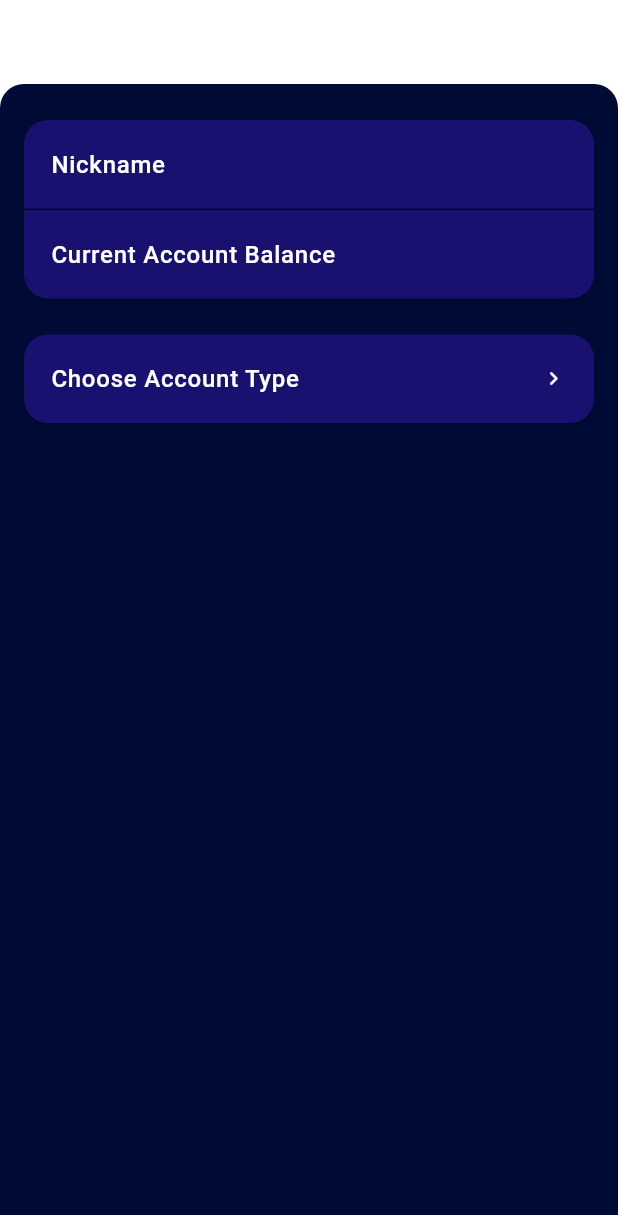
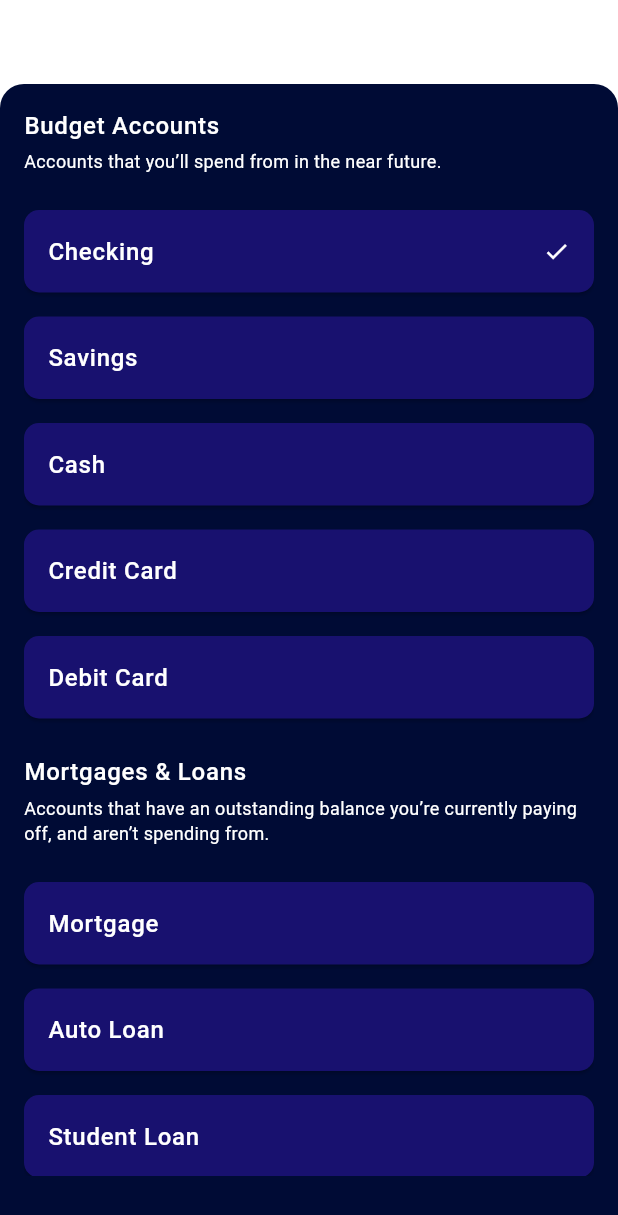
Before and after one commit to AbdElrahmanaymen/Budgetly, a Flutter app: the NewAccountScreen screen opened by its route, after a tap on "Choose Account Type", on a phone screen of 412 x 824 dp. Shown: the top 1215 px of the screen. Run offline on Flutter 3.47's test engine with Material 3 defaults, Android fonts, the light colour scheme and no system bars; our stand-ins replace carousel_slider, dropdown_button2, flutter_bloc, flutter_svg, freezed_annotation, get_it and 1 more; project files that could hold a hidden picture were left out.

Commit message:
Implemented New Account (Choose Account Type) Screen

```diff
--- /dev/null
+++ b/lib/presentation/accounts/choose_account_type_screen.dart
@@ -0,0 +1,194 @@
+import 'package:budgetly/infrastructure/style/colors.dart';
+import 'package:budgetly/presentation/widgets/buttons.dart';
+import 'package:flutter/material.dart';
+
+class ChooseAccountTypeScreen extends StatelessWidget {
+  const ChooseAccountTypeScreen({super.key});
+
+  @override
+  Widget build(BuildContext context) {
+    return Scaffold(
+      appBar: AppBar(
+        centerTitle: false,
+        title: Text(
+          'Account Type',
+          style: Theme.of(context).textTheme.titleLarge!.copyWith(fontSize: 24),
+        ),
+        iconTheme: const IconThemeData(
+          color: Colors.white,
+        ),
+        backgroundColor: Colors.transparent,
+      ),
+      body: Container(
+        height: double.infinity,
+        width: double.infinity,
+        decoration: BoxDecoration(
+          color: darkBlueColor,
+          borderRadius: const BorderRadius.only(
+            topLeft: Radius.circular(16),
+            topRight: Radius.circular(16),
+          ),
+        ),
+        child: Padding(
+          padding: const EdgeInsets.fromLTRB(16, 16, 16, 40),
+          child: SingleChildScrollView(
+            // Wrap the Column with SingleChildScrollView
+            child: Column(
+              crossAxisAlignment: CrossAxisAlignment.stretch,
+              children: [
+                buildButtonGroup(
+                  context,
+                  'Budget Accounts',
+                  'Accounts that you’ll spend from in the near future.',
+                  [
+                    BudgetlyButtons.settingsButton(
+                      label: 'Checking',
+                      labelStyle: Theme.of(context).textTheme.labelSmall,
+                      icon: Icons.check,
+                      backgroundColor: semiBlueColor,
+                      onPressed: () {},
+                      context: context,
+                    ),
+                    const SizedBox(height: 16),
+                    BudgetlyButtons.settingsButton(
+                      label: 'Savings',
+                      labelStyle: Theme.of(context).textTheme.labelSmall,
+                      backgroundColor: semiBlueColor,
+                      onPressed: () {},
+                      context: context,
+                    ),
+                    const SizedBox(height: 16),
+                    BudgetlyButtons.settingsButton(
+                      label: 'Cash',
+                      labelStyle: Theme.of(context).textTheme.labelSmall,
+                      backgroundColor: semiBlueColor,
+                      onPressed: () {},
+                      context: context,
+                    ),
+                    const SizedBox(height: 16),
+                    BudgetlyButtons.settingsButton(
+                      label: 'Credit Card',
+                      labelStyle: Theme.of(context).textTheme.labelSmall,
+                      backgroundColor: semiBlueColor,
+                      onPressed: () {},
+                      context: context,
+                    ),
+                    const SizedBox(height: 16),
+                    BudgetlyButtons.settingsButton(
+                      label: 'Debit Card',
+                      labelStyle: Theme.of(context).textTheme.labelSmall,
+                      backgroundColor: semiBlueColor,
+                      onPressed: () {},
+                      context: context,
+                    ),
+                  ],
+                ),
+                const SizedBox(height: 24),
+                buildButtonGroup(
+                  context,
+                  'Mortgages & Loans',
+                  'Accounts that have an outstanding balance you’re currently paying off, and aren’t spending from.',
+                  [
+                    BudgetlyButtons.settingsButton(
+                      label: 'Mortgage',
+                      labelStyle: Theme.of(context).textTheme.labelSmall,
+                      backgroundColor: semiBlueColor,
+                      onPressed: () {},
+                      context: context,
+                    ),
+                    const SizedBox(height: 16),
+                    BudgetlyButtons.settingsButton(
+                      label: 'Auto Loan',
+                      labelStyle: Theme.of(context).textTheme.labelSmall,
+                      backgroundColor: semiBlueColor,
+                      onPressed: () {},
+                      context: context,
+                    ),
+                    const SizedBox(height: 16),
+                    BudgetlyButtons.settingsButton(
+                      label: 'Student Loan',
+                      labelStyle: Theme.of(context).textTheme.labelSmall,
+                      backgroundColor: semiBlueColor,
+                      onPressed: () {},
+                      context: context,
+                    ),
+                    const SizedBox(height: 16),
+                    BudgetlyButtons.settingsButton(
+                      label: 'Personal Loan',
+                      labelStyle: Theme.of(context).textTheme.labelSmall,
+                      backgroundColor: semiBlueColor,
+                      onPressed: () {},
+                      context: context,
+                    ),
+                    const SizedBox(height: 16),
+                    BudgetlyButtons.settingsButton(
+                      label: 'Medical Debit',
+                      labelStyle: Theme.of(context).textTheme.labelSmall,
+                      backgroundColor: semiBlueColor,
+                      onPressed: () {},
+                      context: context,
+                    ),
+                    const SizedBox(height: 16),
+                    BudgetlyButtons.settingsButton(
+                      label: 'Other Debit',
+                      labelStyle: Theme.of(context).textTheme.labelSmall,
+                      backgroundColor: semiBlueColor,
+                      onPressed: () {},
+                      context: context,
+                    ),
+                  ],
+                ),
+                const SizedBox(height: 24),
+                buildButtonGroup(
+                  context,
+                  'Tracking Accounts',
+                  'Accounts that hold money you don’t plan to spend soon, such as investments or loans.',
+                  [
+                    BudgetlyButtons.settingsButton(
+                      label: 'Assests',
+                      labelStyle: Theme.of(context).textTheme.labelSmall,
+                      backgroundColor: semiBlueColor,
+                      onPressed: () {},
+                      context: context,
+                    ),
+                    const SizedBox(height: 16),
+                    BudgetlyButtons.settingsButton(
+                      label: 'Liability',
+                      labelStyle: Theme.of(context).textTheme.labelSmall,
+                      backgroundColor: semiBlueColor,
+                      onPressed: () {},
+                      context: context,
+                    ),
+                  ],
+                ),
+              ],
+            ),
+          ),
+        ),
+      ),
+    );
+  }
+
+  Widget buildButtonGroup(BuildContext context, String title,
+      String description, List<Widget> buttons) {
+    return Column(
+      crossAxisAlignment: CrossAxisAlignment.stretch,
+      children: [
+        Text(
+          title,
+          style: Theme.of(context).textTheme.labelSmall!.copyWith(fontWeight: FontWeight.w500),
+        ),
+        SizedBox(height: 4),
+        Text(
+          description,
+          style: TextStyle(
+            color: Colors.white,
+            fontSize: 12,
+          ),
+        ),
+        SizedBox(height: 24),
+        ...buttons,
+      ],
+    );
+  }
+}
--- a/lib/presentation/accounts/new_account_screen.dart
+++ b/lib/presentation/accounts/new_account_screen.dart
@@ -60,7 +60,9 @@ class NewAccountScreen extends StatelessWidget {
                   labelStyle: Theme.of(context).textTheme.labelSmall,
                   backgroundColor: semiBlueColor,
                   icon: Icons.keyboard_arrow_right_rounded,
-                  onPressed: () {},
+                  onPressed: () {
+                    Navigator.pushNamed(context, '/ChooseAccountTypeScreen');
+                  },
                   context: context,
                 ),
                 const SizedBox(height: 16),
--- a/lib/presentation/core/app_widget.dart
+++ b/lib/presentation/core/app_widget.dart
@@ -1,4 +1,5 @@
 import 'package:budgetly/infrastructure/style/theme.dart';
+import 'package:budgetly/presentation/accounts/choose_account_type_screen.dart';
 import 'package:budgetly/presentation/accounts/new_account_screen.dart';
 import 'package:budgetly/presentation/core/app_screen.dart';
 import 'package:budgetly/presentation/core/complete_profile_screen.dart';
@@ -24,6 +25,7 @@ Map<String, WidgetBuilder> routes = {
   '/ChangePasswordScreen': (context) => const ChangePasswordScreen(),
   '/NotificationScreen': (context) => const NotificationScreen(),
   '/NewAccountScreen': (context) => const NewAccountScreen(),
+  '/ChooseAccountTypeScreen': (context) => const ChooseAccountTypeScreen(),
 };
 
 class AppWidget extends StatelessWidget {
```
